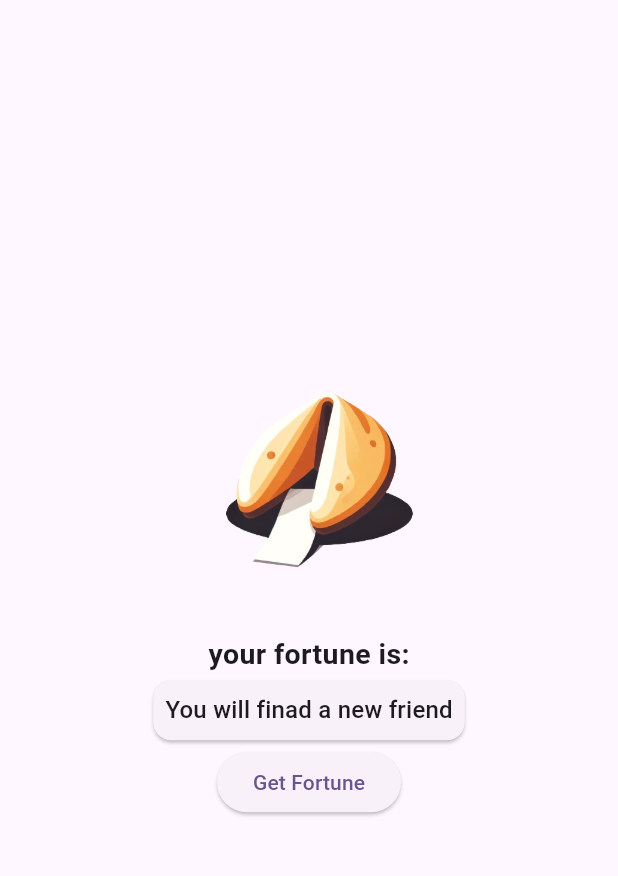
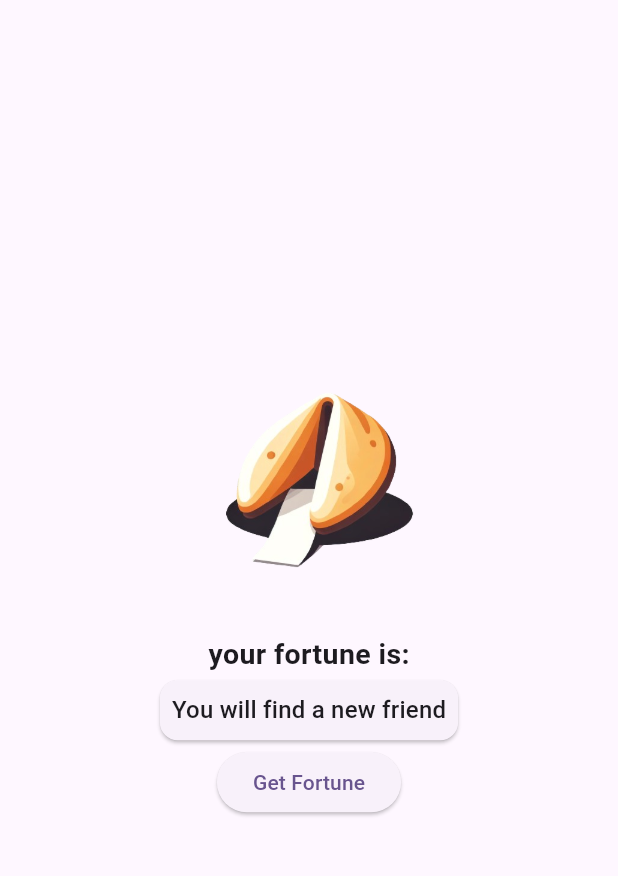
Before and after one commit to Shadislam1/fortune_cookie, a Flutter app: the screen it shows after launch, after a tap on "Get Fortune", on a phone screen of 412 x 824 dp, the part 84-960 px from its top. Run offline on Flutter 3.47's test engine with Material 3 defaults, Android fonts, the phone set to English and light mode, and no system bars.

Commit message:
using provider and complete

```diff
--- a/lib/main.dart
+++ b/lib/main.dart
@@ -1,9 +1,14 @@
 import 'dart:math';
 
 import 'package:flutter/material.dart';
+import 'package:fortune_cookie/providers/FortuneModel.dart';
+import 'package:provider/provider.dart';
 
 void main() {
-  runApp(const MyApp());
+  runApp(
+    ChangeNotifierProvider(
+      create: ( context) => FortuneModel(),
+  child: const MyApp()));
 }
 
 class MyApp extends StatelessWidget {
@@ -27,7 +32,7 @@ class MyApp extends StatelessWidget {
 class MyHomePage extends StatefulWidget {
    MyHomePage({super.key});
 
-   String _currentFortune = "";
+
 
 
 
@@ -38,39 +43,23 @@ class MyHomePage extends StatefulWidget {
 }
 
 class _MyHomePageState extends State<MyHomePage> {
-  int _counter = 0;
-
-  String _currentFortune = "";
-
-  final _fortuneList = [
-    'You will finad a new friend',
-    'You will finad a new friend tomorrow',
-    'A truly friend love you',
-    'life is awesome when you read quran'
-
-  ];
-
-  void _randomFortune(){
-
-    var random = Random();
-   int fortune = random.nextInt(_fortuneList.length);
-   setState(() {
-      _currentFortune =_fortuneList[fortune];
-   });
-
-   print(_currentFortune);
-  }
+  //int _counter = 0;
 
 
-  void _incrementCounter() {
-    setState(() {
 
-      _counter++;
-    });
-  }
+
+
+
+  // void _incrementCounter() {
+  //   setState(() {
+
+  //     _counter++;
+  //   });
+  // }
 
   @override
   Widget build(BuildContext context) {
+    final  fortune = Provider.of<FortuneModel>(context);
 
     return Scaffold(
       appBar: AppBar(
@@ -102,13 +91,13 @@ class _MyHomePageState extends State<MyHomePage> {
               child: Padding(
                 padding: const EdgeInsets.all(8.0),
                 child: Text(
-                 "${_currentFortune}",
+                fortune.currentFortune,
                 style: Theme.of(context).textTheme.titleMedium,
                           ),
               ),
             ),
             ElevatedButton(
-              onPressed:  _randomFortune,
+              onPressed:() => fortune.getNewFortune()  ,
               child: Text('Get Fortune'),
               ),
 
--- /dev/null
+++ b/lib/providers/FortuneModel.dart
@@ -0,0 +1,32 @@
+
+import 'dart:math';
+import 'package:flutter/foundation.dart'; // Change from 'package:flutter/widgets.dart';
+
+class FortuneModel with ChangeNotifier {
+  String _currentFortune = "";
+
+  final List<String> _fortuneList = [
+    'You will find a new friend',
+    'You will find a new friend tomorrow',
+    'A true friend loves you',
+    'Life is awesome when you read the Quran'
+  ];
+
+  String get currentFortune => _currentFortune;
+
+  FortuneModel() {
+    _generateRandomFortune();
+  }
+
+  void _generateRandomFortune() {
+    var random = Random();
+    int randNum = random.nextInt(_fortuneList.length);
+    _currentFortune = _fortuneList[randNum];
+    notifyListeners();
+  }
+
+  // Method to get a new random fortune
+  void getNewFortune() {
+    _generateRandomFortune();
+  }
+}
--- a/pubspec.yaml
+++ b/pubspec.yaml
@@ -35,6 +35,7 @@ dependencies:
   # The following adds the Cupertino Icons font to your application.
   # Use with the CupertinoIcons class for iOS style icons.
   cupertino_icons: ^1.0.2
+  provider: ^6.1.2
 
 dev_dependencies:
   flutter_test:
```
Also changed, not shown: pubspec.lock.
